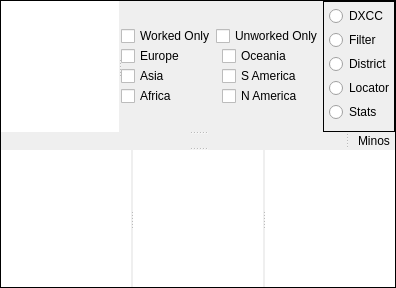
zsteva/backup-minos2, file mqt/MqtLogger/tsinglelogframe.ui: the form before one commit.
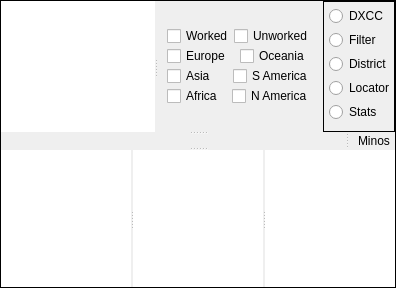
The form after the commit. The open tabs and pages were chosen to show the change. Custom widgets are drawn as their Qt base class.

Commit message: Improve filter tab

The edit to the form file:
```diff
--- a/mqt/MqtLogger/tsinglelogframe.ui
+++ b/mqt/MqtLogger/tsinglelogframe.ui
@@ -222,6 +222,12 @@
                   <property name="spacing">
                    <number>0</number>
                   </property>
+                  <property name="leftMargin">
+                   <number>10</number>
+                  </property>
+                  <property name="rightMargin">
+                   <number>10</number>
+                  </property>
                   <item>
                    <layout class="QHBoxLayout" name="horizontalLayout_2">
                     <property name="spacing">
@@ -230,14 +236,14 @@
                     <item>
                      <widget class="QCheckBox" name="WorkedCB">
                       <property name="text">
-                       <string>Worked Only</string>
+                       <string>Worked</string>
                       </property>
                      </widget>
                     </item>
                     <item>
                      <widget class="QCheckBox" name="UnworkedCB">
                       <property name="text">
-                       <string>Unworked Only</string>
+                       <string>Unworked</string>
                       </property>
                      </widget>
                     </item>
```
